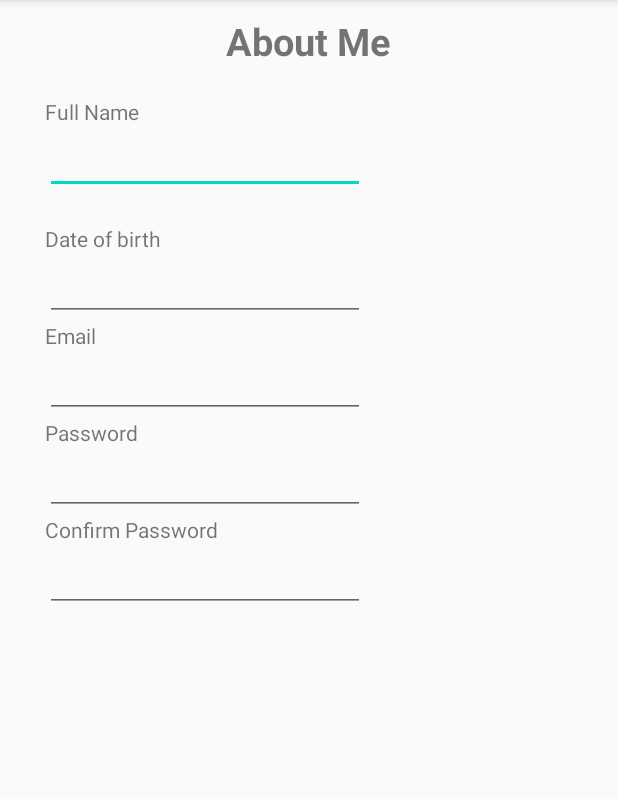
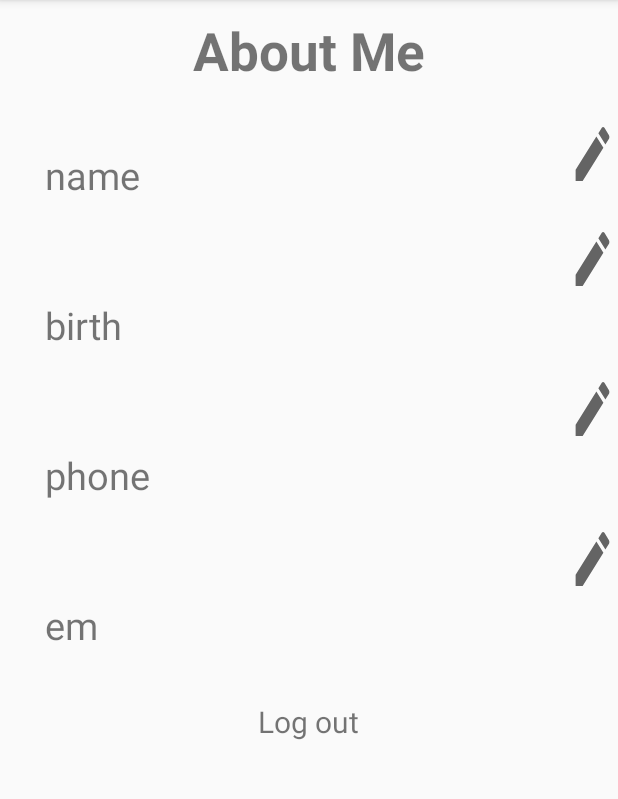
Before and after one commit to RyanTran2506/Our-hospitable-neighbor, an Android app: the AboutMe screen opened directly, with no data from a screen before it, on a phone screen of 412 x 824 dp, the part 84-883 px from its top. Run offline under Robolectric (Android 15) with nearby library versions, the phone set to English and light mode, and no system bars; our stand-ins replace Firebase (no records; nobody signed in at launch, a user with empty details on screens opened directly); 1 statement that could not run was skipped.

Commit message:
23 Jul - About me version 2

```diff
--- a/app/src/main/java/com/example/ourhospitableneighbor/AboutMe.java
+++ b/app/src/main/java/com/example/ourhospitableneighbor/AboutMe.java
@@ -2,13 +2,62 @@ package com.example.ourhospitableneighbor;
 
 import androidx.appcompat.app.AppCompatActivity;
 
+import android.content.Intent;
 import android.os.Bundle;
+import android.view.View;
+import android.widget.EditText;
+import android.widget.ImageView;
+import android.widget.TextView;
+
+import com.google.firebase.auth.FirebaseAuth;
+import com.google.firebase.database.DatabaseReference;
+import com.google.firebase.database.FirebaseDatabase;
+import com.google.firebase.storage.FirebaseStorage;
+import com.google.firebase.storage.StorageReference;
 
 public class AboutMe extends AppCompatActivity {
+
+     TextView fstTxt = null;
+     DatabaseReference databaseReference;
+     TextView profileNameTextView;
+     TextView profilePhonenoTextView;
+     TextView profileDOBTextView;
+     TextView profileEmailTextView;
+     FirebaseAuth firebaseAuth;
+     FirebaseDatabase firebaseDatabase;
+     ImageView profilePicImageView;
+     FirebaseStorage firebaseStorage;
+
+    private EditText editTextName;
+
 
     @Override
     protected void onCreate(Bundle savedInstanceState) {
         super.onCreate(savedInstanceState);
         setContentView(R.layout.activity_about_me);
+        fstTxt = findViewById(R.id.fstTxt);
+        modifyTextView("alo");
+
+
+        databaseReference = FirebaseDatabase.getInstance().getReference();
+        profileNameTextView = findViewById(R.id.profileName);
+        profileEmailTextView = findViewById(R.id.profileEmail);
+        profilePhonenoTextView = findViewById(R.id.profilePhone);
+        profileDOBTextView=findViewById(R.id.profileBirth);
+        firebaseAuth = FirebaseAuth.getInstance();
+        firebaseDatabase = FirebaseDatabase.getInstance();
+        firebaseStorage = FirebaseStorage.getInstance();
+        DatabaseReference databaseReference = firebaseDatabase.getReference(firebaseAuth.getUid());
+        StorageReference storageReference = firebaseStorage.getReference();
+    }
+
+    private void modifyTextView(String text){
+        fstTxt.setText(text);
+    }
+
+    public void navigateLogOut(View v){
+        FirebaseAuth.getInstance().signOut();
+        Intent intent = new Intent(this, MainActivity.class);
+        startActivity(intent);
     }
 }
--- a/app/src/main/java/com/example/ourhospitableneighbor/MainActivity.java
+++ b/app/src/main/java/com/example/ourhospitableneighbor/MainActivity.java
@@ -74,6 +74,8 @@ public class MainActivity extends AppCompatActivity {
     private void onClickMyProfile() {
         // TODO: Navigate to a different activity
         Toast.makeText(this, "My Profile", Toast.LENGTH_SHORT).show();
+        Intent intent = new Intent(this, AboutMe.class);
+        startActivity(intent);
     }
 
     private void onClickMyPosts() {
--- a/app/src/main/java/com/example/ourhospitableneighbor/Register.java
+++ b/app/src/main/java/com/example/ourhospitableneighbor/Register.java
@@ -16,18 +16,23 @@ import android.widget.TextView;
 import android.widget.Toast;
 
 import com.example.ourhospitableneighbor.data.model.LoggedInUser;
+import com.example.ourhospitableneighbor.model.Post;
 import com.example.ourhospitableneighbor.ui.login.LoginActivity;
 import com.google.android.gms.tasks.OnCompleteListener;
 import com.google.android.gms.tasks.Task;
 import com.google.firebase.auth.AuthResult;
 import com.google.firebase.auth.FirebaseAuth;
 import com.google.firebase.auth.FirebaseUser;
+import com.google.firebase.database.DataSnapshot;
+import com.google.firebase.database.DatabaseError;
 import com.google.firebase.database.DatabaseReference;
 import com.google.firebase.database.FirebaseDatabase;
+import com.google.firebase.database.IgnoreExtraProperties;
+import com.google.firebase.database.ValueEventListener;
 import com.google.firebase.storage.FirebaseStorage;
 import com.google.firebase.storage.StorageReference;
 
-public class Register extends AppCompatActivity {
+public class Register<mDatabase, postListener> extends AppCompatActivity {
 
     EditText rEmail;
     EditText rPwd;
@@ -67,13 +72,13 @@ public class Register extends AppCompatActivity {
 
 
     public void goToLogin() {
-        Intent intent = new Intent(Register.this, LoginActivity.class);
+        Intent intent = new Intent(this, LoginActivity.class);
         startActivity(intent);
     }
 
     private void updateUI(FirebaseUser user) {
         if (user != null) {
-            Log.i(TAG, user.getDisplayName());
+//            Log.i(TAG, user.getDisplayName());
             goToLogin();
         } else {
             Log.i(TAG, "User null");
@@ -128,7 +133,7 @@ public class Register extends AppCompatActivity {
                             DatabaseReference myRef = database.getReference("users").child(user.getUid());
                             myRef.child("name").setValue(rName.getText().toString());
                             Toast.makeText(Register.this, "User Created.", Toast.LENGTH_SHORT).show();
-                            updateUI(user);
+//                            updateUI(user);
                             goToLogin();
 
                         } else {
@@ -142,6 +147,57 @@ public class Register extends AppCompatActivity {
                 });
     }
 
+    private DatabaseReference mDatabase;
+// ...
+//    FirebaseDatabase mDatabase = FirebaseDatabase.getInstance().getReference();
+
+    @IgnoreExtraProperties
+    public class User {
+
+        public String username;
+        public String email;
+        public String dob;
+        public int phone;
+        public String password;
+
+        public User() {
+            // Default constructor required for calls to DataSnapshot.getValue(User.class)
+        }
+
+        public User(String username, String email,String dob,int phone,String password) {
+            this.username = username;
+            this.email = email;
+            this.dob=dob;
+            this.password=password;
+            this.phone=phone;
+
+        }
+
+    }
+
+    private void writeNewUser(String userId, String name, String email,String dob,int phone,String pass) {
+        User user = new User(name, email,dob,phone,pass);
+
+        mDatabase.child("users").child(userId).setValue(user);
+    }
+
+    ValueEventListener postListener = new ValueEventListener() {
+        @Override
+        public void onDataChange(DataSnapshot dataSnapshot) {
+            // Get Post object and use the values to update the UI
+            Post post = dataSnapshot.getValue(Post.class);
+            // ...
+        }
+
+        @Override
+        public void onCancelled(DatabaseError databaseError) {
+            // Getting Post failed, log a message
+            Log.w(TAG, "loadPost:onCancelled", databaseError.toException());
+            // ...
+        }
+    };
+//   mPostReference.addValueEventListener(postListener);
+
     private void getAvatarImages() {
         StorageReference ref = FirebaseStorage.getInstance().getReference("avatars");
         ref.listAll().addOnSuccessListener(result -> {
@@ -150,4 +206,8 @@ public class Register extends AppCompatActivity {
             }
         });
     }
+
+
+
+
 }
--- a/app/src/main/java/com/example/ourhospitableneighbor/ui/login/LoginActivity.java
+++ b/app/src/main/java/com/example/ourhospitableneighbor/ui/login/LoginActivity.java
@@ -159,20 +159,22 @@ public class LoginActivity extends AppCompatActivity {
             Toast.makeText(this, "Password mus be more than 6 characters", Toast.LENGTH_SHORT).show();
         }
 
-        loadingProgressBar.setVisibility(View.VISIBLE);
+
         //how to put afterTextChanged
         mAuth.signInWithEmailAndPassword(email, pass).addOnCompleteListener(this,
                 new OnCompleteListener<AuthResult>() {
                     @Override
                     public void onComplete(@NonNull Task<AuthResult> task) {
                         if (task.isSuccessful()) {
+                            loadingProgressBar.setVisibility(View.VISIBLE);
                             // Sign in success, update UI with the signed-in user's information
                             Toast.makeText(LoginActivity.this, "Log in succesfullly", Toast.LENGTH_LONG).show();
                             Intent intent = new Intent(LoginActivity.this, MainActivity.class);
                             startActivity(intent);
                         } else {
                             // If sign in fails, display a message to the user.
-                            Toast.makeText(LoginActivity.this, "Error", Toast.LENGTH_SHORT).show();
+                            Toast.makeText(LoginActivity.this, "Wrong email or password", Toast.LENGTH_SHORT).show();
+                            loadingProgressBar.setVisibility(View.INVISIBLE);
                         }
                     }
                 });
--- a/app/src/main/res/layout/activity_about_me.xml
+++ b/app/src/main/res/layout/activity_about_me.xml
@@ -12,91 +12,139 @@
         android:layout_height="wrap_content"
         android:orientation="vertical">
 
-
             <TextView
-            android:id="@+id/loginscrn"
+                android:id="@+id/AbtMeScrn"
                 android:layout_width="wrap_content"
                 android:layout_height="wrap_content"
                 android:layout_gravity="center"
                 android:layout_marginTop="10dp"
+                android:layout_marginBottom="20dp"
                 android:text="About Me"
-            android:textSize="25dp"
+                android:textSize="35dp"
                 android:textStyle="bold" />
 
+
+<TableRow
+    android:layout_width="match_parent"
+    android:layout_height="wrap_content"
+    android:weightSum="2">
+    >
+
     <TextView
-            android:id="@+id/fstTxt"
-            android:layout_width="wrap_content"
-            android:layout_height="wrap_content"
+        android:id="@+id/profileName"
+        android:layout_width="350dp"
+        android:layout_height="50dp"
         android:layout_marginLeft="30dp"
         android:layout_marginTop="20dp"
-            android:text="Full Name" />
+        android:text="name"
+        android:textSize="25dp" />
 
-        <EditText
-            android:id="@+id/txtName"
-            android:layout_width="wrap_content"
+    <Button
+        android:id="@+id/buttonEditName"
+        style="?android:attr/borderlessButtonStyle"
+        android:layout_width="30dp"
         android:layout_height="wrap_content"
-            android:layout_marginLeft="30dp"
-            android:ems="10" />
-        <TextView
-            android:id="@+id/secTxt"
-            android:layout_width="wrap_content"
+        android:layout_marginTop="1dp"
+        android:layout_marginBottom="1dp"
+        android:background="@drawable/ic_baseline_create_24"
+         />
+
+</TableRow>
+
+<TableRow
+    android:layout_width="match_parent"
     android:layout_height="wrap_content"
-            android:layout_marginLeft="30dp"
-            android:layout_marginTop="20dp"
-            android:text="Date of birth" />
-
-        <EditText
-            android:id="@+id/txtDOB"
-            android:layout_width="wrap_content"
-            android:layout_height="wrap_content"
-            android:layout_marginLeft="30dp"
-            android:ems="10" />
-        <TextView
-            android:id="@+id/thirdTxt"
-            android:layout_width="wrap_content"
-            android:layout_height="wrap_content"
-            android:layout_marginLeft="30dp"
-            android:text="Email" />
-
-        <EditText
-            android:id="@+id/txtEmail"
-            android:layout_width="wrap_content"
-            android:layout_height="wrap_content"
-            android:layout_marginLeft="30dp"
-            android:ems="10" />
+    android:weightSum="2">
 
     <TextView
-            android:id="@+id/fourTxt"
-            android:layout_width="wrap_content"
+        android:id="@+id/profileBirth"
+        android:layout_width="350dp"
+        android:layout_height="50dp"
+        android:layout_marginLeft="30dp"
+        android:layout_marginTop="50dp"
+        android:textSize="25dp"
+        android:text="birth"/>
+
+    <Button
+        android:id="@+id/buttonEditBirthday"
+        style="?android:attr/borderlessButtonStyle"
+        android:layout_width="30dp"
         android:layout_height="wrap_content"
+        android:layout_marginTop="1dp"
+        android:layout_marginBottom="1dp"
+        android:background="@drawable/ic_baseline_create_24"
+        />
+</TableRow>
+
+<TableRow
+
+    android:layout_width="match_parent"
+    android:layout_height="wrap_content"
+    android:weightSum="2">
+    >
+    <TextView
+        android:id="@+id/profilePhone"
+        android:layout_width="350dp"
+        android:layout_height="50dp"
+        android:layout_marginTop="50dp"
         android:layout_marginLeft="30dp"
-            android:text="Password" />
+        android:textSize="25dp"
+        android:text="phone" />
 
-        <EditText
-            android:id="@+id/txtPwd"
-            android:layout_width="wrap_content"
+
+    <Button
+        android:id="@+id/buttonEditPhone"
+        style="?android:attr/borderlessButtonStyle"
+        android:layout_width="30dp"
         android:layout_height="wrap_content"
-            android:layout_marginLeft="30dp"
-            android:ems="10"
-            android:inputType="textPassword" />
+        android:layout_marginTop="1dp"
+        android:layout_marginBottom="1dp"
+        android:background="@drawable/ic_baseline_create_24"
+        />
 
-        <TextView
-            android:id="@+id/fifthTxt"
-            android:layout_width="wrap_content"
-            android:layout_height="wrap_content"
-            android:layout_marginLeft="30dp"
-            android:text="Confirm Password" />
 
-        <EditText
-            android:id="@+id/txtConfirmPwd"
-            android:layout_width="wrap_content"
-            android:layout_height="wrap_content"
-            android:layout_marginLeft="30dp"
-            android:ems="10"
-            android:inputType="textPassword" />
+</TableRow>
 
 
 
+     <TableRow
+         android:layout_width="match_parent"
+         android:layout_height="wrap_content"
+         android:weightSum="2">
+         <TextView
+             android:id="@+id/profileEmail"
+             android:layout_width="350dp"
+             android:layout_height="50dp"
+             android:layout_marginTop="50dp"
+             android:layout_marginLeft="30dp"
+             android:textSize="25dp"
+             android:text="em" />
+
+
+         <Button
+             android:id="@+id/buttonEditEmail"
+             style="?android:attr/borderlessButtonStyle"
+             android:layout_width="30dp"
+             android:layout_height="wrap_content"
+             android:layout_marginTop="1dp"
+             android:layout_marginBottom="1dp"
+             android:background="@drawable/ic_baseline_create_24"
+             />
+
+
+     </TableRow>
+
+        <TextView
+            android:id="@+id/btnLog_out"
+            android:layout_width="wrap_content"
+            android:layout_height="wrap_content"
+            android:layout_gravity="center_horizontal"
+            android:layout_marginTop="20dp"
+            android:layout_marginBottom="20dp"
+            android:text="@string/log_out"
+            android:textSize="20dp" />
+
+        <!--            android:onClick="navigateLogOut"-->
 
 
     </LinearLayout>
--- a/app/src/main/res/values/strings.xml
+++ b/app/src/main/res/values/strings.xml
@@ -39,7 +39,7 @@
     <string name="invalid_password">Password must be >5 characters</string>
     <string name="login_failed">"Login failed"</string>
     <string name="title_activity_login_temp">LoginActivityTemp</string>
-    <string name="action_sign_in">Sign in or register</string>
+    <string name="action_sign_in">Sign in</string>
     <string name="title_activity_about_me">AboutMe</string>
     <!-- Strings used for fragments for navigation -->
     <string name="first_fragment_label">First Fragment</string>
```
Also changed, not shown: app/src/main/res/drawable/editing-edit-icon.png (added). Lines whose indentation alone changed are shown as unchanged.
